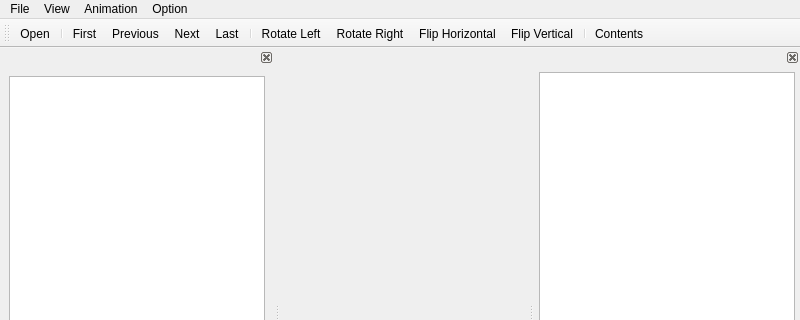
This is mainwindow.ui in royqh1979/QImageViewer as Qt 5 draws it before an edit; both pictures show x 0 to 800 and y 0 to 320 of the 800 by 600 pixel window. The edited form follows.
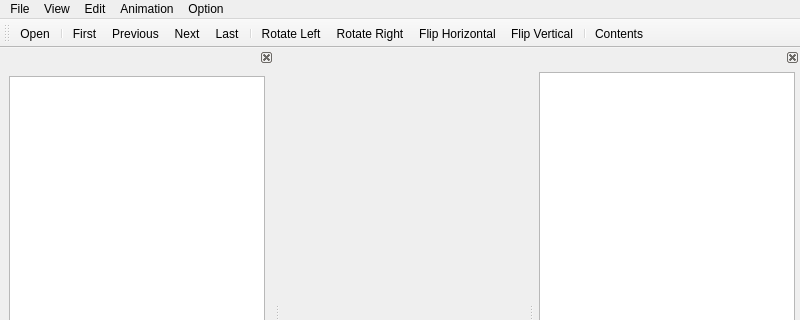
This is the edited form. Icons and pictures are not drawn. Custom widgets are drawn as their Qt base class.

What changed in the file:
```diff
--- a/mainwindow.ui
+++ b/mainwindow.ui
@@ -20,7 +20,7 @@
      <x>0</x>
      <y>0</y>
      <width>800</width>
-     <height>21</height>
+     <height>25</height>
     </rect>
    </property>
    <widget class="QMenu" name="menuFile">
@@ -73,8 +73,15 @@
     </property>
     <addaction name="actionOption"/>
    </widget>
+   <widget class="QMenu" name="menuEdit">
+    <property name="title">
+     <string>Edit</string>
+    </property>
+    <addaction name="actionCopy"/>
+   </widget>
    <addaction name="menuFile"/>
    <addaction name="menuView"/>
+   <addaction name="menuEdit"/>
    <addaction name="menuAnimation"/>
    <addaction name="menuOption"/>
   </widget>
```
Left out of the diff: 36 changed lines with no effect on the pictures.
